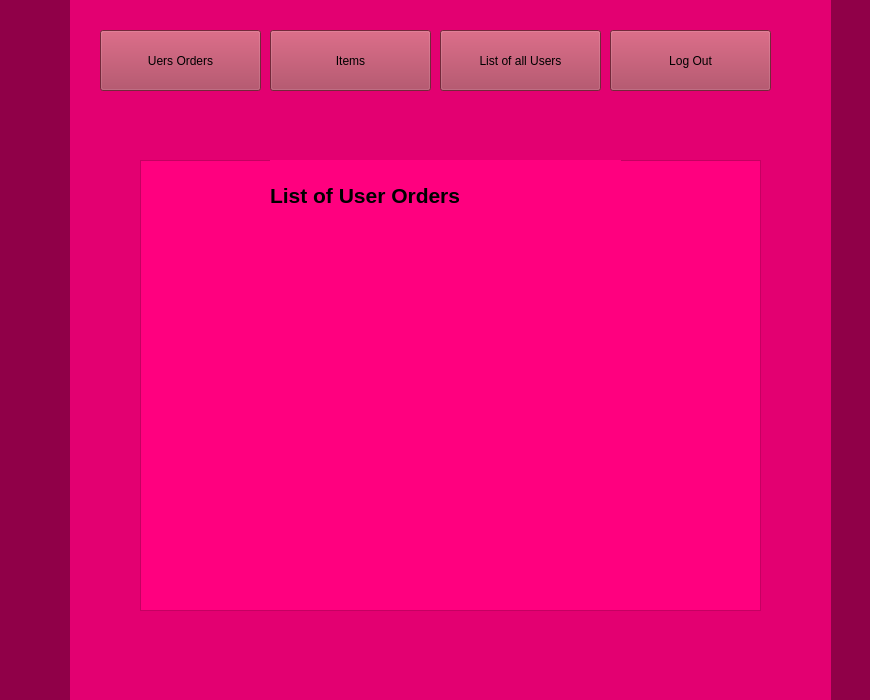
Above: admin.ui from MdTeach/KU_EL before the change. Below: the same form after it.
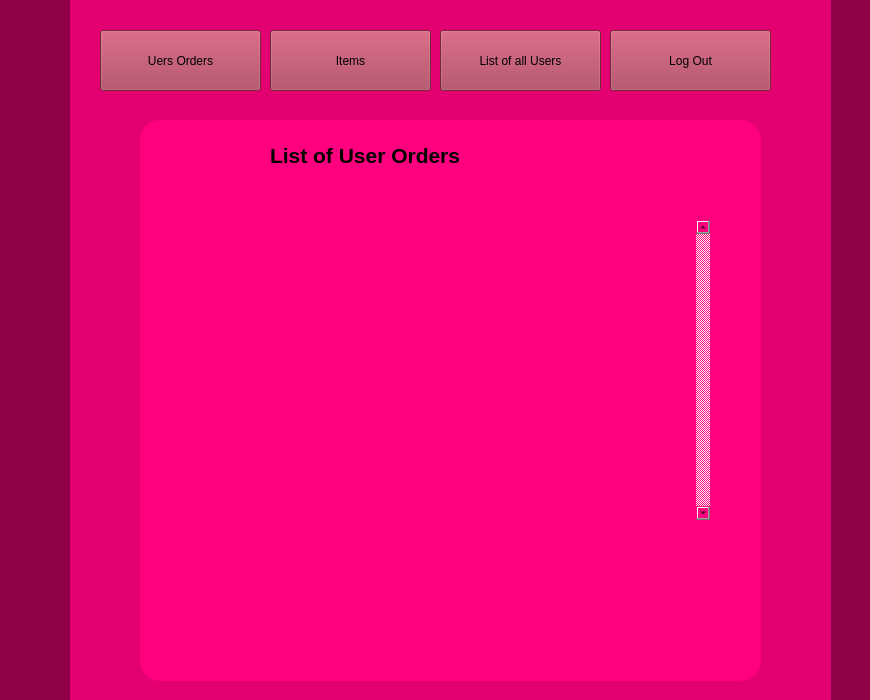
That is the form after the change. The open tabs and pages were chosen to show the change.

Commit message: List of orders diplayed on admin panel

What changed in the file:
```diff
--- a/admin.ui
+++ b/admin.ui
@@ -46,13 +46,15 @@
       <property name="geometry">
        <rect>
         <x>70</x>
-        <y>160</y>
+        <y>120</y>
         <width>621</width>
-        <height>451</height>
+        <height>561</height>
        </rect>
       </property>
       <property name="styleSheet">
-       <string notr="true">background-color: rgb(255, 0, 127);</string>
+       <string notr="true">background-color: rgb(255, 0, 127);
+border-radius:20px;
+	</string>
       </property>
       <property name="frameShape">
        <enum>QFrame::StyledPanel</enum>
@@ -107,6 +109,56 @@
         <string>List of User Orders</string>
        </property>
       </widget>
+      <widget class="QScrollArea" name="viewOrderList">
+       <property name="enabled">
+        <bool>true</bool>
+       </property>
+       <property name="geometry">
+        <rect>
+         <x>70</x>
+         <y>100</y>
+         <width>500</width>
+         <height>300</height>
+        </rect>
+       </property>
+       <property name="sizePolicy">
+        <sizepolicy hsizetype="Expanding" vsizetype="Expanding">
+         <horstretch>0</horstretch>
+         <verstretch>3</verstretch>
+        </sizepolicy>
+       </property>
+       <property name="minimumSize">
+        <size>
+         <width>400</width>
+         <height>200</height>
+        </size>
+       </property>
+       <property name="maximumSize">
+        <size>
+         <width>600</width>
+         <height>600</height>
+        </size>
+       </property>
+       <property name="verticalScrollBarPolicy">
+        <enum>Qt::ScrollBarAlwaysOn</enum>
+       </property>
+       <property name="sizeAdjustPolicy">
+        <enum>QAbstractScrollArea::AdjustToContents</enum>
+       </property>
+       <property name="widgetResizable">
+        <bool>true</bool>
+       </property>
+       <widget class="QWidget" name="scrollAreaWidgetContents">
+        <property name="geometry">
+         <rect>
+          <x>0</x>
+          <y>0</y>
+          <width>479</width>
+          <height>300</height>
+         </rect>
+        </property>
+       </widget>
+      </widget>
      </widget>
     </widget>
     <widget class="QWidget" name="page">
```
Left out of the diff: 29 changed lines with no effect on the pictures. The commit also changes 4 other files.
